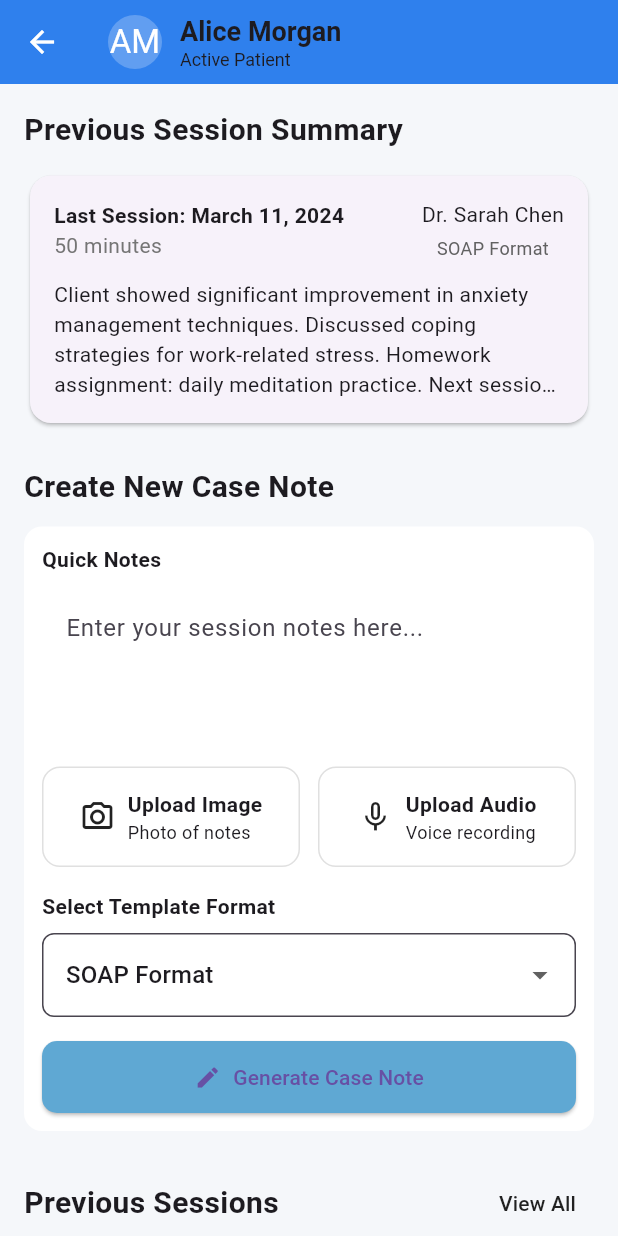
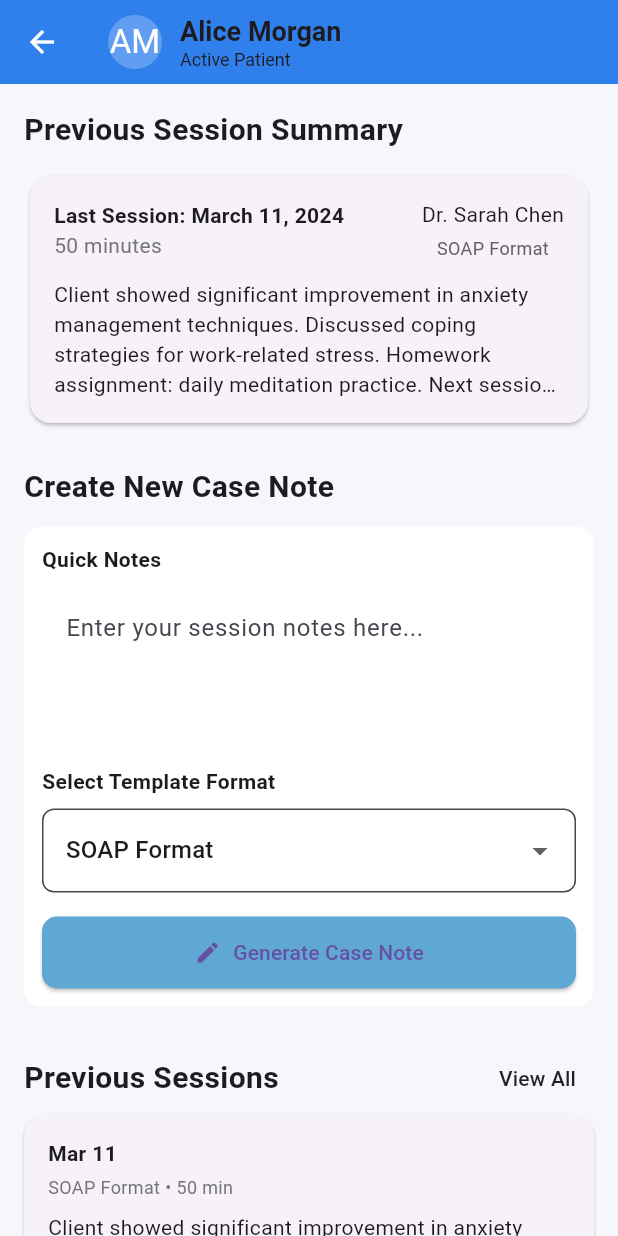
Before and after one commit to VanessaTong/MindNoteAI, a Flutter app: the screen it shows after launch, after a tap on "AM", on a phone screen of 412 x 824 dp. Run offline on Flutter 3.47's test engine with Material 3 defaults, Android fonts, the phone set to English and light mode, and no system bars; our stand-ins replace file_picker; missing offline and left inert: flutter_gemma, ollama_dart.

Commit message:
chore: add support for DAP

```diff
--- a/lib/models/client.dart
+++ b/lib/models/client.dart
@@ -19,39 +19,42 @@ class CaseNote {
   DateTime date;
   Duration duration;
   String summary;
-  SoapNote? soapNote;
+  GeneratedNote? generatedNote;
 
   CaseNote({
     required this.format,
     required this.date,
     required this.duration,
     required this.summary,
-    this.soapNote,
+    this.generatedNote,
   });
 }
 
-class SoapNote {
-  final String subjective;
-  final String objective;
+class GeneratedNote {
+  final String? subjective;
+  final String? objective;
+  final String? data;
   final String assessment;
   final String plan;
 
   // Constructor to initialize the fields.
-  SoapNote({
-    required this.subjective,
-    required this.objective,
+  GeneratedNote({
+    this.subjective,
+    this.objective,
+    this.data,
     required this.assessment,
     required this.plan,
   });
 
   // Factory constructor to create a SoapNotes object from a JSON map.
   // This is often called a "factory constructor" or "fromJson" method.
-  factory SoapNote.fromJson(String input) {
+  factory GeneratedNote.fromJson(String input) {
     final Map<String, dynamic> jsonMap = jsonDecode(input);
 
-    return SoapNote(
-      subjective: jsonMap['Subjective'] as String,
-      objective: jsonMap['Objective'] as String,
+    return GeneratedNote(
+      subjective: jsonMap['Subjective'] ?? '',
+      objective: jsonMap['Objective'] ?? '',
+      data: jsonMap['Data'] ?? '',
       assessment: jsonMap['Assessment'] as String,
       plan: jsonMap['Plan'] as String,
     );
--- a/lib/pages/client_detail_page.dart
+++ b/lib/pages/client_detail_page.dart
@@ -1,6 +1,7 @@
 import 'package:flutter/material.dart';
 import 'package:file_picker/file_picker.dart';
 import 'package:intl/intl.dart';
+import 'package:therapy_notes_app/services/flutter_gemma_service.dart';
 import 'package:therapy_notes_app/services/ollama_service.dart';
 import '../models/client.dart';
 import 'case_note_detail_page.dart';
@@ -20,12 +21,13 @@ class _ClientDetailPageState extends State<ClientDetailPage> {
   String _generatedNote = '';
   CaseNote? _activeNote;
   OllamaService? ollamaService;
+  FlutterGemmaService? flutterGemmaService;
 
   final List<String> formats = ['SOAP', 'DAP'];
 
   void _generateCaseNote() async {
     await Future.delayed(Duration(seconds: 1));
-    final summary = _quickNote.isNotEmpty
+    final input = _quickNote.isNotEmpty
         ? _quickNote
         : (_pickedFile != null
             ? 'Content from ${_pickedFile!.name}'
@@ -35,18 +37,24 @@ class _ClientDetailPageState extends State<ClientDetailPage> {
       ollamaService = OllamaService();
     }
 
-    final prompt = ollamaService?.generatePromptFromTranscript(summary);
+    final prompt =
+        ollamaService?.generatePromptFromTranscript(input, _selectedFormat);
 
     final output = await ollamaService?.generateCompletion(
         modelName: 'gemma-test', prompt: prompt!);
-    final soapNote = SoapNote.fromJson(output!);
+    final generatedNote = GeneratedNote.fromJson(output!);
+
+    String summary = '';
+    summary = _selectedFormat == 'SOAP'
+        ? generatedNote.subjective!
+        : generatedNote.data!;
 
     final note = CaseNote(
         format: _selectedFormat,
         date: DateTime.now(),
         duration: Duration(minutes: 50),
-        summary: soapNote.subjective,
-        soapNote: soapNote);
+        summary: summary,
+        generatedNote: generatedNote);
     setState(() {
       _generatedNote = '[Generated $_selectedFormat note]\n\n$output';
       widget.client.notes.insert(0, note);
@@ -55,7 +63,8 @@ class _ClientDetailPageState extends State<ClientDetailPage> {
   }
 
   void _pickFile() async {
-    final result = await FilePicker.platform.pickFiles(type: FileType.any);
+    final result =
+        await FilePicker.platform.pickFiles(withData: true, type: FileType.any);
     if (result != null) {
       setState(() {
         _pickedFile = result.files.first;
@@ -165,74 +174,6 @@ class _ClientDetailPageState extends State<ClientDetailPage> {
                     decoration: InputDecoration(
                         hintText: 'Enter your session notes here...'),
                     onChanged: (v) => _quickNote = v,
-                  ),
-                  SizedBox(height: 16),
-                  Row(
-                    children: [
-                      Expanded(
-                        child: GestureDetector(
-                          onTap: _pickFile,
-                          child: Container(
-                            padding: EdgeInsets.symmetric(
-                                vertical: 14, horizontal: 12),
-                            decoration: BoxDecoration(
-                              borderRadius: BorderRadius.circular(12),
-                              border: Border.all(color: Colors.grey[300]!),
-                              color: Colors.white,
-                            ),
-                            child: Row(
-                              mainAxisAlignment: MainAxisAlignment.center,
-                              children: [
-                                Icon(Icons.camera_alt_outlined),
-                                SizedBox(width: 8),
-                                Column(
-                                  crossAxisAlignment: CrossAxisAlignment.start,
-                                  children: [
-                                    Text('Upload Image',
-                                        style: TextStyle(
-                                            fontWeight: FontWeight.bold)),
-                                    Text('Photo of notes',
-                                        style: TextStyle(fontSize: 12)),
-                                  ],
-                                ),
-                              ],
-                            ),
-                          ),
-                        ),
-                      ),
-                      SizedBox(width: 12),
-                      Expanded(
-                        child: GestureDetector(
-                          onTap: _pickFile,
-                          child: Container(
-                            padding: EdgeInsets.symmetric(
-                                vertical: 14, horizontal: 12),
-                            decoration: BoxDecoration(
-                              borderRadius: BorderRadius.circular(12),
-                              border: Border.all(color: Colors.grey[300]!),
-                              color: Colors.white,
-                            ),
-                            child: Row(
-                              mainAxisAlignment: MainAxisAlignment.center,
-                              children: [
-                                Icon(Icons.mic_none),
-                                SizedBox(width: 8),
-                                Column(
-                                  crossAxisAlignment: CrossAxisAlignment.start,
-                                  children: [
-                                    Text('Upload Audio',
-                                        style: TextStyle(
-                                            fontWeight: FontWeight.bold)),
-                                    Text('Voice recording',
-                                        style: TextStyle(fontSize: 12)),
-                                  ],
-                                ),
-                              ],
-                            ),
-                          ),
-                        ),
-                      ),
-                    ],
                   ),
                   SizedBox(height: 16),
                   Text('Select Template Format',
--- a/lib/services/ollama_service.dart
+++ b/lib/services/ollama_service.dart
@@ -61,11 +61,11 @@ class OllamaService {
   /// [transcript]: The raw text from the patient-clinician conversation.
   ///
   /// Returns a Future<String> containing the generated notes in JSON format.
-  String generatePromptFromTranscript(String transcript) {
+  String generatePromptFromTranscript(String transcript, String format) {
     // --- Construct the Prompt for the AI Model ---
     // We build a detailed prompt that tells the model exactly how to behave.
     // It includes the persona, the required output format (JSON), and examples for both SOAP and DAP notes.
-    final String prompt = """
+    String prompt = """
       You are an assistant for a mental health company.
       Your task is to review the audio transcription of a therapy session and generate case notes in first-person perspective, as if the therapist is personally writing them.
       Follow the specific template selected by the therapist for the session.
@@ -73,14 +73,29 @@ class OllamaService {
       Only include information explicitly mentioned in the audio, using direct quotes where appropriate to enhance accuracy.
       Avoid adding interpretations or assumptions beyond what was discussed in the session.
       Respond only with valid JSON. Do not write an introduction or summary.
-      Here is a sample output for the SOAP template:
+      """;
+    if (format == "SOAP") {
+      prompt += """
+      Here is a sample output for the $format template:
       {{
           "Subjective": "Generated notes about the patient's subjective experience here.",
           "Objective": "Generated notes about objective observations and data here.",
           "Assessment": "Generated assessment and diagnosis here.",
           "Plan": "Generated treatment plan and next steps here."
       }}
+      """;
+    } else if (format == "DAP") {
+      prompt += """
+      Here is a sample output for the $format template:
+      {{
+          "Data": "The client's reported information and the therapist's observations.",
+          "Assessment": "The therapist's interpretation or analysis of the client's symptoms or behavior.",
+          "Plan": "The treatment plan or next steps to address the client's issues."
+      }}
+      """;
+    }
 
+    prompt += """
       Here is the transcription of the therapy session: "$transcript"
     """;
 
--- a/pubspec.yaml
+++ b/pubspec.yaml
@@ -13,6 +13,7 @@ dependencies:
   intl: ^0.20.2
   ollama_dart: ^0.2.4
   path_provider: ^2.1.3
+  flutter_gemma: ^0.10.1
 
 flutter:
   uses-material-design: true
```
Also changed, not shown: lib/pages/case_note_detail_page.dart (+22 -4 lines), lib/services/flutter_gemma_service.dart (added, +56 -0 lines), pubspec.lock, 3 other files.
